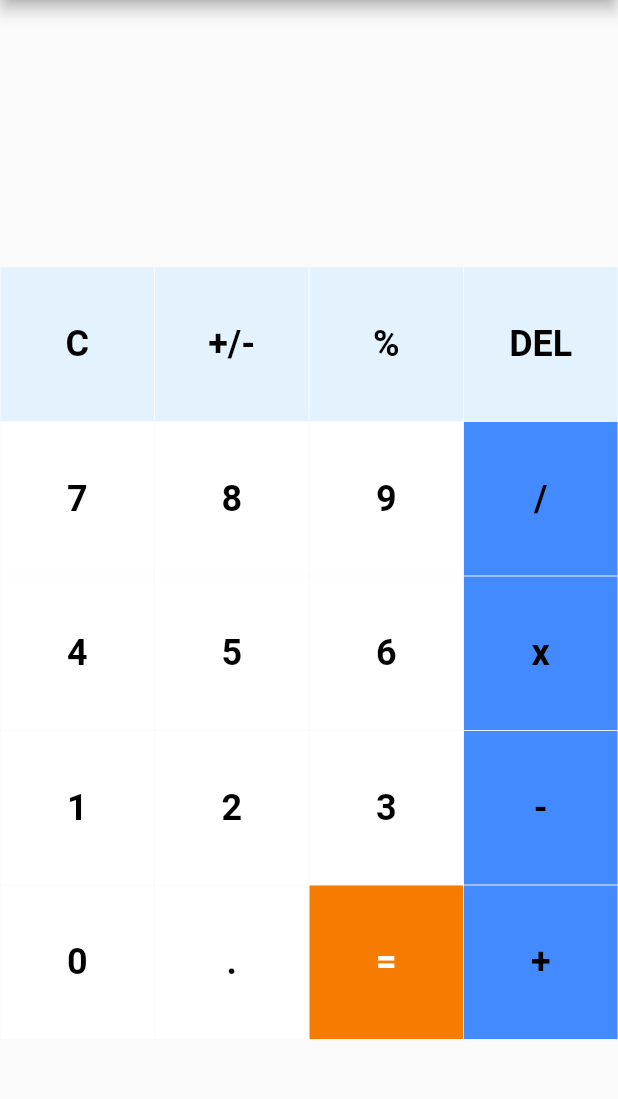
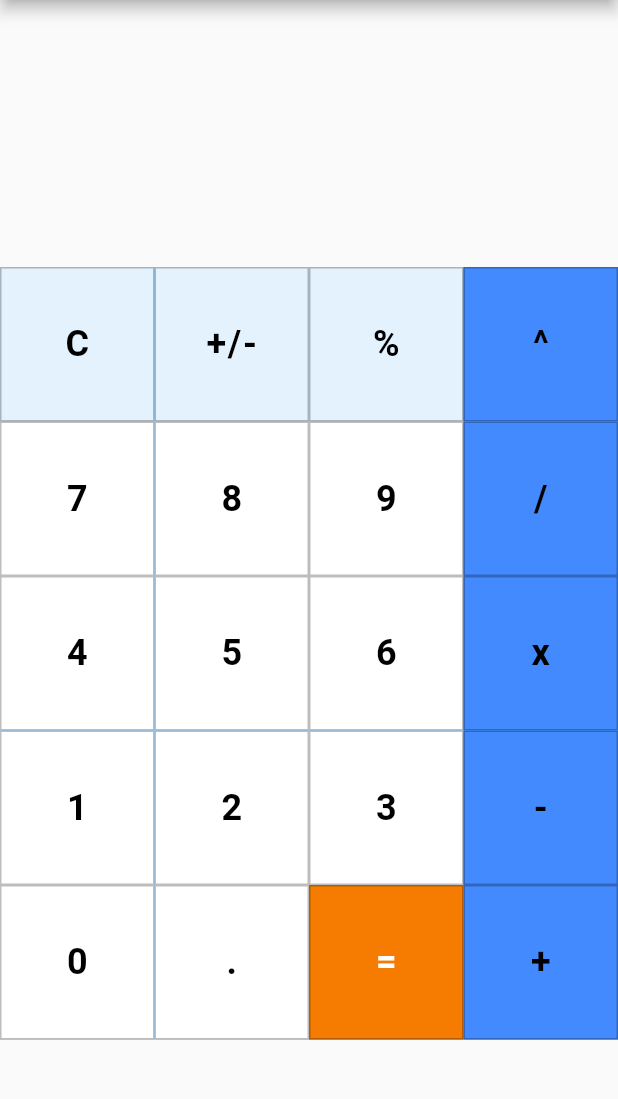
Before and after one commit to kwe92/Calculator-App-Flutter, a Flutter app: the screen it shows after launch, on a phone screen of 412 x 824 dp, the part 84-1183 px from its top. Run offline on Flutter 3.47's test engine with Material 2 defaults, Android fonts, the phone set to English and light mode, and no system bars; our stand-ins replace math_expressions.

Commit message:
Update
Refactoring for modularity, changed layout and added borders instead of using EdgeInset

```diff
--- a/lib/src/Constants/button_values.dart
+++ b/lib/src/Constants/button_values.dart
@@ -4,7 +4,7 @@ class ButtonValue {
     'C',
     '+/-',
     '%',
-    'DEL',
+    '^',
     '7',
     '8',
     '9',
@@ -31,4 +31,5 @@ class ButtonValue {
   static final int percentage = _buttons.indexOf('%');
   static final int plusMinus = _buttons.indexOf('+/-');
   static final int equal = _buttons.indexOf('=');
+  static final int exponent = _buttons.indexOf('^');
 }
--- a/lib/src/common_widgets/buttons.dart
+++ b/lib/src/common_widgets/buttons.dart
@@ -17,26 +17,21 @@ class MyButton extends StatelessWidget {
 
   @override
   Widget build(BuildContext context) {
-    return GestureDetector(
-      onTap: buttontapped,
-      child: Padding(
-        padding: const EdgeInsets.all(0.2),
-        child: ClipRRect(
+    return FloatingActionButton(
+        shape: Border.all(color: Colors.black26),
+        elevation: 0,
+        onPressed: buttontapped,
         child: Container(
           color: color,
           child: Center(
             child: Text(
               buttonText,
               style: TextStyle(
+                  fontSize: Sizes.p24,
                   color: textColor,
-                    fontSize: Sizes.p24, // may need to be bigger
-                    fontWeight:
-                        FontWeight.w600), // TODO: font size and weight  bold
+                  fontWeight: FontWeight.w600),
             ),
           ),
-          ),
-        ),
-      ),
-    );
+        ));
   }
 }
--- a/lib/src/features/calculator_page/calculator_screen.dart
+++ b/lib/src/features/calculator_page/calculator_screen.dart
@@ -117,7 +117,7 @@ class _CalculatorScreenState extends State<CalculatorScreen> {
                       textColor: Colors.black,
                     );
                   }
-                  //% button
+                  // PERCENTAGE BUTTON
                   else if (index == ButtonValue.percentage) {
                     return MyButton(
                         buttontapped: () {
@@ -132,8 +132,10 @@ class _CalculatorScreenState extends State<CalculatorScreen> {
                         color: Colors.blue[50],
                         textColor: Colors.black);
                   }
-                  // Delete Button
-                  else if (index == 3) {
+                  /*
+
+                  // EXPONENT BUTTON
+                  else if (index == ButtonValue.exponent) {
                     return MyButton(
                       buttontapped: () {
                         setState(() {
@@ -146,6 +148,8 @@ class _CalculatorScreenState extends State<CalculatorScreen> {
                       textColor: Colors.black,
                     );
                   }
+
+                  */
                   // Equal Button
                   else if (index == ButtonValue.equal) {
                     return MyButton(
@@ -176,7 +180,8 @@ class _CalculatorScreenState extends State<CalculatorScreen> {
                   else if (index == ButtonValue.division ||
                       index == ButtonValue.multiplication ||
                       index == ButtonValue.subtraction ||
-                      index == ButtonValue.addition) {
+                      index == ButtonValue.addition ||
+                      index == ButtonValue.exponent) {
                     return MyButton(
                       buttontapped: () {
                         setState(() {
--- /dev/null
+++ b/lib/src/old_version/buttons_v1.dart
@@ -0,0 +1,42 @@
+import 'package:flutter/material.dart';
+import 'package:calculatorapp/src/constants/app_sizes.dart';
+
+class MyButton extends StatelessWidget {
+  const MyButton(
+      {required this.color,
+      required this.textColor,
+      required this.buttonText,
+      required this.buttontapped,
+      Key? key})
+      : super(key: key);
+
+  final Color? color;
+  final Color? textColor;
+  final String buttonText;
+  final void Function()? buttontapped;
+
+  @override
+  Widget build(BuildContext context) {
+    return GestureDetector(
+      onTap: buttontapped,
+      child: Padding(
+        padding: const EdgeInsets.all(0.2),
+        child: ClipRRect(
+          child: Container(
+            color: color,
+            child: Center(
+              child: Text(
+                buttonText,
+                style: TextStyle(
+                    color: textColor,
+                    fontSize: Sizes.p24, // may need to be bigger
+                    fontWeight:
+                        FontWeight.w600), // TODO: font size and weight  bold
+              ),
+            ),
+          ),
+        ),
+      ),
+    );
+  }
+}
```
Lines whose indentation alone changed are shown as unchanged.
